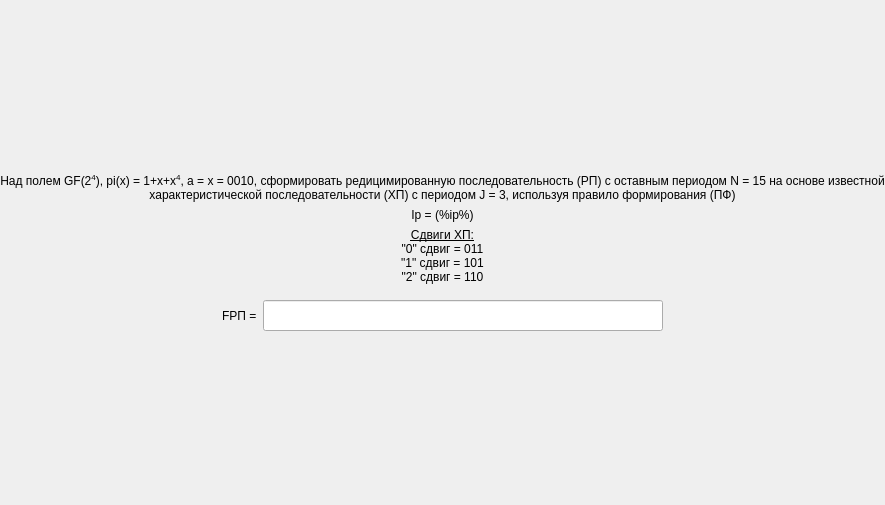
Before: the Qt Designer form task/screentask9.ui in bukhmastov/fpsp, drawn with Qt 5.
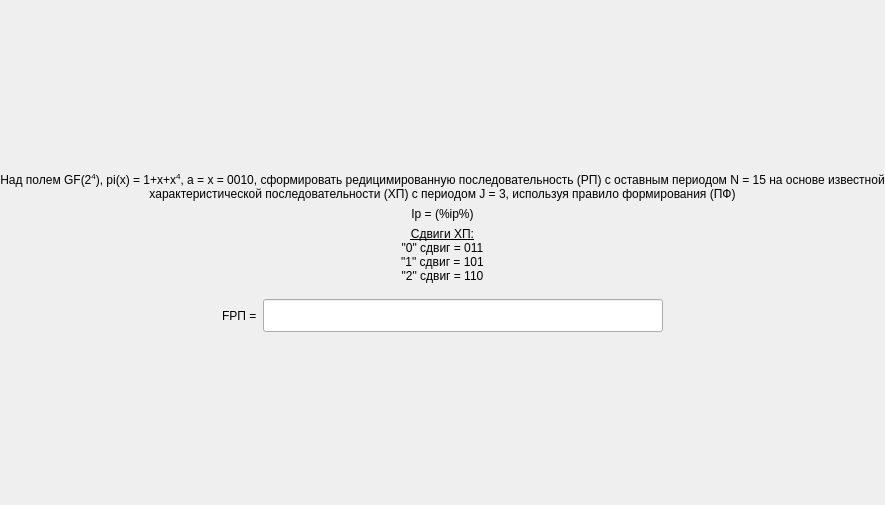
After: the same form once the commit is applied.

What changed in the file:
```diff
--- a/task/screentask9.ui
+++ b/task/screentask9.ui
@@ -146,9 +146,16 @@
          </property>
          <property name="font">
           <font>
-           <pointsize>14</pointsize>
+           <family>MS Shell Dlg 2</family>
+           <pointsize>16</pointsize>
+           <weight>9</weight>
+           <italic>false</italic>
+           <bold>false</bold>
           </font>
          </property>
+         <property name="styleSheet">
+          <string>font: 75 16pt &quot;MS Shell Dlg 2&quot;;</string>
+         </property>
          <property name="maxLength">
           <number>15</number>
          </property>
```
Left out of the diff: 4 changed lines with no effect on the pictures.
